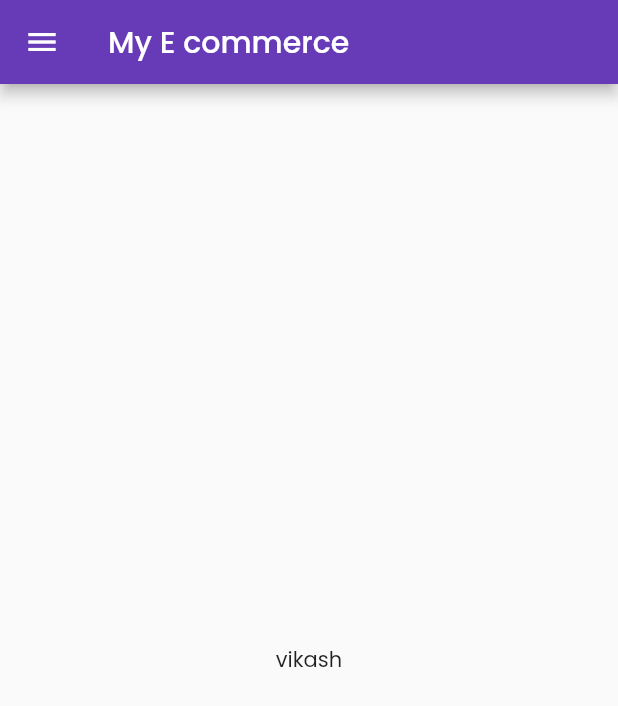
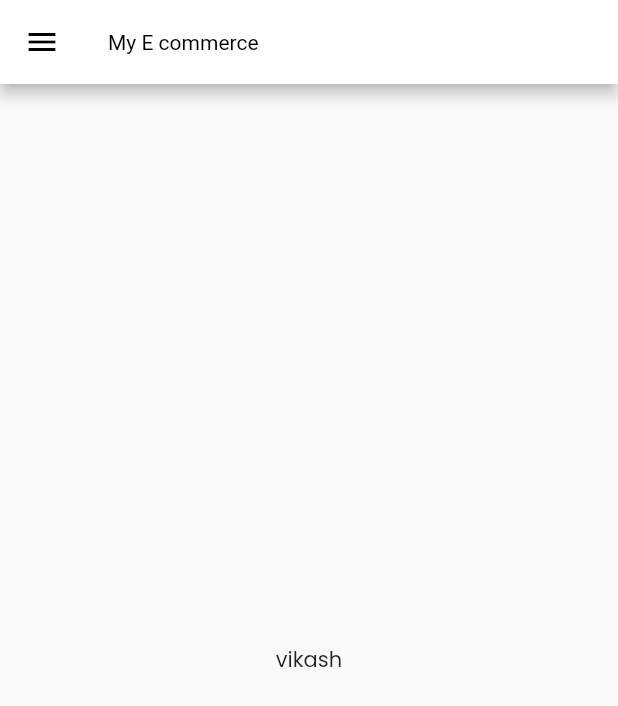
Before and after one commit to VikashAnandJha/flutter_2nd_app, a Flutter app: the screen it shows after launch, on a phone screen of 412 x 824 dp. Shown: the top 706 px of the screen. Run offline on Flutter 3.47's test engine with Material 2 defaults, Android fonts, the phone set to English and light mode, and no system bars; our stand-ins replace google_fonts.

Commit message:
theme extraction and customization

```diff
--- a/lib/main.dart
+++ b/lib/main.dart
@@ -1,6 +1,7 @@
 import "package:flutter/material.dart";
 import 'package:flutter_2nd_app/pages/homepage.dart';
 import 'package:flutter_2nd_app/pages/loginpage.dart';
+import 'package:flutter_2nd_app/pages/widgets/themes.dart';
 import 'package:google_fonts/google_fonts.dart';
 
 void main() {
@@ -11,9 +12,7 @@
   @override
   Widget build(BuildContext context) {
     return MaterialApp(
-      theme: ThemeData(
-          primarySwatch: Colors.deepPurple,
-          textTheme: GoogleFonts.poppinsTextTheme()),
+      theme: Mytheme.lightTheme(context),
       initialRoute: "/home",
       routes: {
         "/": (context) => LoginPage(),
--- /dev/null
+++ b/lib/pages/widgets/themes.dart
@@ -0,0 +1,13 @@
+import 'package:flutter/material.dart';
+import 'package:google_fonts/google_fonts.dart';
+
+class Mytheme {
+  static ThemeData lightTheme(BuildContext context) => ThemeData(
+        primarySwatch: Colors.deepPurple,
+        textTheme: GoogleFonts.poppinsTextTheme(),
+        appBarTheme: const AppBarTheme(
+            color: Colors.white,
+            iconTheme: IconThemeData(color: Colors.black),
+            titleTextStyle: TextStyle(color: Colors.black)),
+      );
+}
```
